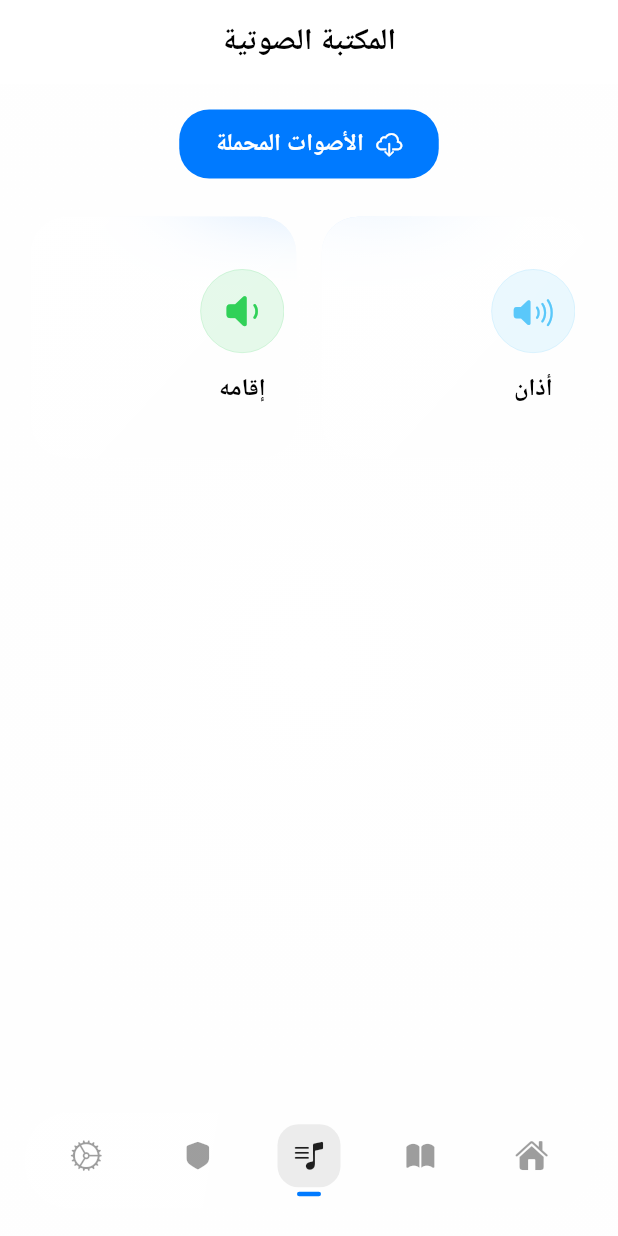
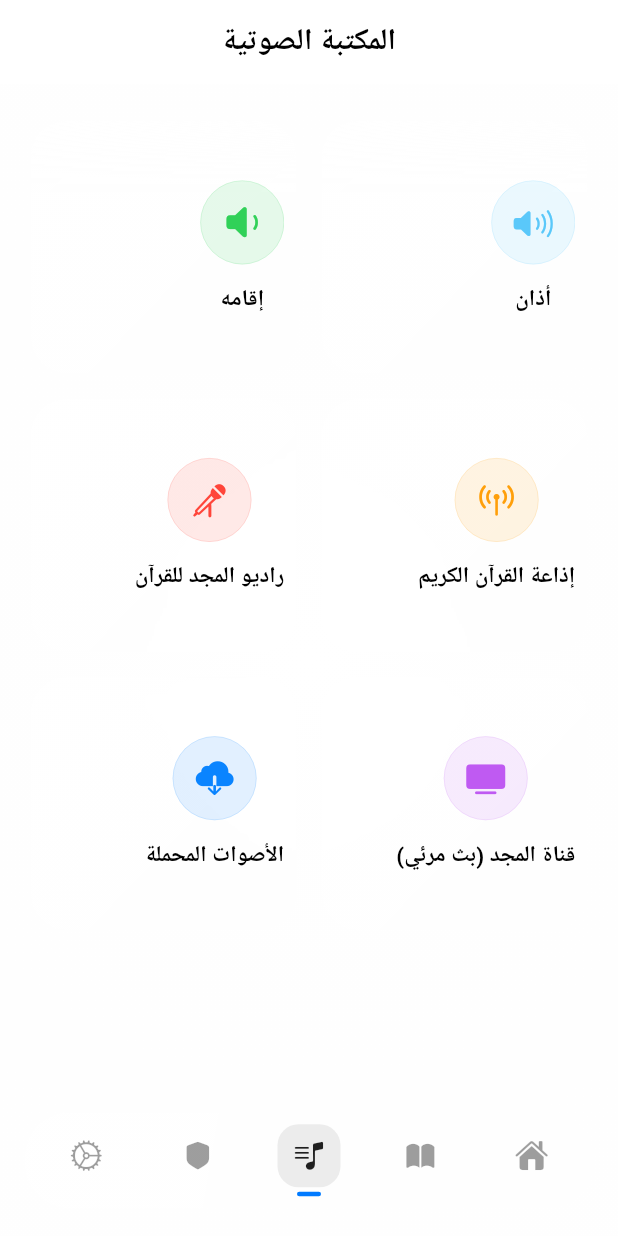
Before and after one commit to islamdev96/tarid_al_shayateen, a Flutter app: the screen it shows after launch, item 3 of the bottom bar chosen, on a phone screen of 412 x 824 dp. Run offline on Flutter 3.47's test engine with Material 3 defaults, Android fonts, the phone set to English and light mode, and no system bars; our stand-ins replace adhan, audio_service, flutter_compass, flutter_local_notifications, flutter_map, geolocator and 6 more; missing offline and left inert: android_alarm_manager_plus, dart:html, dart:ui_web; network calls fail; Roboto replaces fonts that are missing (Cairo); statements that could not run were skipped.

Commit message:
المجد للقرآن الكريم (بث مرئي): يظل كما هو باسم "قناة المجد (بث مرئي)" مع أيقونة تلفزيون ويعمل بكفاءة داخل التطبيق مباشرة بدون روابط خارجية. توازن الواجهة (2x3 Grid): تم دمج زر "الأصوات المحملة" داخل ال

```diff
--- a/lib/screens/audio_library_screen.dart
+++ b/lib/screens/audio_library_screen.dart
@@ -4,6 +4,8 @@
 import '../widgets/glass_card.dart';
 import '../widgets/glassy_background.dart';
 import 'audio_category_screen.dart';
+import 'radio_screen.dart';
+import 'almajd_tv_screen.dart';
 
 class AudioLibraryScreen extends StatelessWidget {
   const AudioLibraryScreen({super.key});
@@ -34,47 +36,14 @@
               padding: const EdgeInsets.symmetric(horizontal: 20),
               child: Column(
                 children: [
-                  const SizedBox(height: 16),
-                  // "الأصوات المحملة" Button
-                  Center(
-                    child: ElevatedButton.icon(
-                      onPressed: () {
-                        Navigator.push(
-                          context,
-                          CupertinoPageRoute(
-                            builder: (_) => const AudioCategoryScreen(
-                              categoryKey: 'downloads',
-                              categoryName: 'الأصوات المحملة',
-                            ),
-                          ),
-                        );
-                      },
-                      icon: const Icon(CupertinoIcons.cloud_download, size: 18),
-                      label: const Text(
-                        'الأصوات المحملة',
-                        style: TextStyle(
-                          fontFamily: 'Cairo',
-                          fontWeight: FontWeight.bold,
-                        ),
-                      ),
-                      style: ElevatedButton.styleFrom(
-                        backgroundColor: theme.colorScheme.primary,
-                        foregroundColor: theme.colorScheme.onPrimary,
-                        padding: const EdgeInsets.symmetric(horizontal: 24, vertical: 12),
-                        shape: RoundedRectangleBorder(
-                          borderRadius: BorderRadius.circular(20),
-                        ),
-                      ),
-                    ),
-                  ),
                   const SizedBox(height: 24),
-                  // 2x3 Grid representing categories
+                  // Balanced 2x3 Grid representing categories, radios, and TV channels
                   Expanded(
                     child: GridView.count(
                       crossAxisCount: 2,
                       crossAxisSpacing: 16,
                       mainAxisSpacing: 16,
-                      childAspectRatio: 1.1,
+                      childAspectRatio: 1.05,
                       children: [
                         _buildCategoryItem(
                           context,
@@ -91,6 +60,73 @@
                           icon: CupertinoIcons.speaker_1_fill,
                           color: const Color(0xFF30D158),
                           isDark: isDark,
+                        ),
+                        _buildCategoryItem(
+                          context,
+                          key: 'radio_egypt',
+                          name: 'إذاعة القرآن الكريم',
+                          icon: CupertinoIcons.antenna_radiowaves_left_right,
+                          color: const Color(0xFFFF9F0A),
+                          isDark: isDark,
+                          onTap: () {
+                            Navigator.push(
+                              context,
+                              CupertinoPageRoute(
+                                builder: (_) => const RadioScreen(station: RadioStation.egyptRadio),
+                              ),
+                            );
+                          },
+                        ),
+                        _buildCategoryItem(
+                          context,
+                          key: 'radio_majd',
+                          name: 'راديو المجد للقرآن',
+                          icon: CupertinoIcons.music_mic,
+                          color: const Color(0xFFFF453A),
+                          isDark: isDark,
+                          onTap: () {
+                            Navigator.push(
+                              context,
+                              CupertinoPageRoute(
+                                builder: (_) => const RadioScreen(station: RadioStation.majdRadio),
+                              ),
+                            );
+                          },
+                        ),
+                        _buildCategoryItem(
+                          context,
+                          key: 'tv_majd',
+                          name: 'قناة المجد (بث مرئي)',
+                          icon: CupertinoIcons.tv_fill,
+                          color: const Color(0xFFBF5AF2),
+                          isDark: isDark,
+                          onTap: () {
+                            Navigator.push(
+                              context,
+                              CupertinoPageRoute(
+                                builder: (_) => const AlmajdTvScreen(),
+                              ),
+                            );
+                          },
+                        ),
+                        _buildCategoryItem(
+                          context,
+                          key: 'downloads',
+                          name: 'الأصوات المحملة',
+                          icon: CupertinoIcons.cloud_download_fill,
+                          color: const Color(0xFF0A84FF),
+                          isDark: isDark,
+                          onTap: () {
+                            Navigator.push(
+                              context,
+                              CupertinoPageRoute(
+                                builder: (_) => const AudioCategoryScreen(
+                                  categoryKey: 'downloads',
+                                  categoryName: 'الأصوات المحملة',
+                                ),
+                              ),
+                            );
+                          },
                         ),
                       ],
                     ),
@@ -111,9 +147,10 @@
     required IconData icon,
     required Color color,
     required bool isDark,
+    VoidCallback? onTap,
   }) {
     return GestureDetector(
-      onTap: () {
+      onTap: onTap ?? () {
         Navigator.push(
           context,
           CupertinoPageRoute(
@@ -153,7 +190,7 @@
               textAlign: TextAlign.center,
               style: TextStyle(
                 color: isDark ? AppTheme.textPrimary : AppTheme.lightTextPrimary,
-                fontSize: 16,
+                fontSize: 15,
                 fontWeight: FontWeight.bold,
                 fontFamily: 'Cairo',
               ),
--- a/lib/screens/home_screen.dart
+++ b/lib/screens/home_screen.dart
@@ -563,7 +563,7 @@
           darkColor: const Color(0xFFFF9F0A),
           lightColor: const Color(0xFFFF9500),
           onTap: () {
-            Navigator.push(context, CupertinoPageRoute(builder: (_) => const RadioScreen()));
+            Navigator.push(context, CupertinoPageRoute(builder: (_) => const RadioScreen(station: RadioStation.egyptRadio)));
           },
           theme: theme,
         ),
--- a/lib/screens/radio_screen.dart
+++ b/lib/screens/radio_screen.dart
@@ -11,22 +11,33 @@
   final String nameAr;
   final String nameEn;
   final String url;
+  final String subtitleAr;
 
   const RadioStation({
     required this.nameAr,
     required this.nameEn,
     required this.url,
+    required this.subtitleAr,
   });
+
+  static const RadioStation egyptRadio = RadioStation(
+    nameAr: 'إذاعة القرآن الكريم - القاهرة',
+    nameEn: 'Quran Radio Cairo',
+    url: 'https://stream.radiojar.com/8s5u5tpdtwzuv',
+    subtitleAr: 'جمهورية مصر العربية • بث مباشر 24 ساعة',
+  );
+
+  static const RadioStation majdRadio = RadioStation(
+    nameAr: 'راديو المجد للقرآن الكريم',
+    nameEn: 'Almajd Quran Radio',
+    url: 'https://qurango.net/radio/tarateel',
+    subtitleAr: 'تلاوات خاشعة ومتجددة على مدار الساعة',
+  );
 }
 
-const RadioStation egyptRadio = RadioStation(
-  nameAr: 'إذاعة القرآن الكريم - القاهرة',
-  nameEn: 'Quran Radio Cairo',
-  url: 'http://stream.radiojar.com/8s5u5tpdtwzuv',
-);
-
 class RadioScreen extends StatefulWidget {
-  const RadioScreen({super.key});
+  final RadioStation station;
+  const RadioScreen({super.key, required this.station});
 
   @override
   State<RadioScreen> createState() => _RadioScreenState();
@@ -60,7 +71,7 @@
     final provider = context.watch<AppProvider>();
     final isDark = theme.brightness == Brightness.dark;
 
-    final isCurrent = provider.isLiveStream && provider.activeAudioTitle == egyptRadio.nameAr;
+    final isCurrent = provider.isLiveStream && provider.activeAudioTitle == widget.station.nameAr;
     final isPlaying = isCurrent && provider.isPlaying;
 
     return Scaffold(
@@ -117,7 +128,7 @@
 
                           // Title
                           Text(
-                            egyptRadio.nameAr,
+                            widget.station.nameAr,
                             textAlign: TextAlign.center,
                             textDirection: TextDirection.rtl,
                             style: TextStyle(
@@ -131,7 +142,7 @@
 
                           // Subtitle
                           Text(
-                            'جمهورية مصر العربية • بث مباشر 24 ساعة',
+                            widget.station.subtitleAr,
                             textAlign: TextAlign.center,
                             style: TextStyle(
                               color: isDark ? AppTheme.textSecondary : AppTheme.lightTextSecondary,
@@ -293,7 +304,7 @@
             if (isCurrent) {
               provider.togglePlayPause();
             } else {
-              provider.playRadio(egyptRadio.url, egyptRadio.nameAr);
+              provider.playRadio(widget.station.url, widget.station.nameAr);
             }
           },
           child: Container(
--- /dev/null
+++ b/lib/widgets/youtube_embed_stub.dart
@@ -0,0 +1,5 @@
+import 'package:flutter/material.dart';
+
+Widget createYoutubeEmbed({required String channelId}) {
+  return const Center(child: Text('البث غير مدعوم على هذه المنصة'));
+}
--- a/pubspec.yaml
+++ b/pubspec.yaml
@@ -50,6 +50,7 @@
   adhan: ^2.0.0+1
   flutter_compass: ^0.7.0
   share_plus: ^6.3.1
+  url_launcher: ^6.3.0
   flutter_map: ^6.0.0
   latlong2: ^0.9.0
   geolocator: ^11.0.0
```
Also changed, not shown: lib/screens/almajd_tv_screen.dart (added, +168 -0 lines), lib/widgets/youtube_embed_mobile.dart (added, +29 -0 lines), lib/widgets/youtube_embed_web.dart (added, +22 -0 lines), pubspec.lock.
